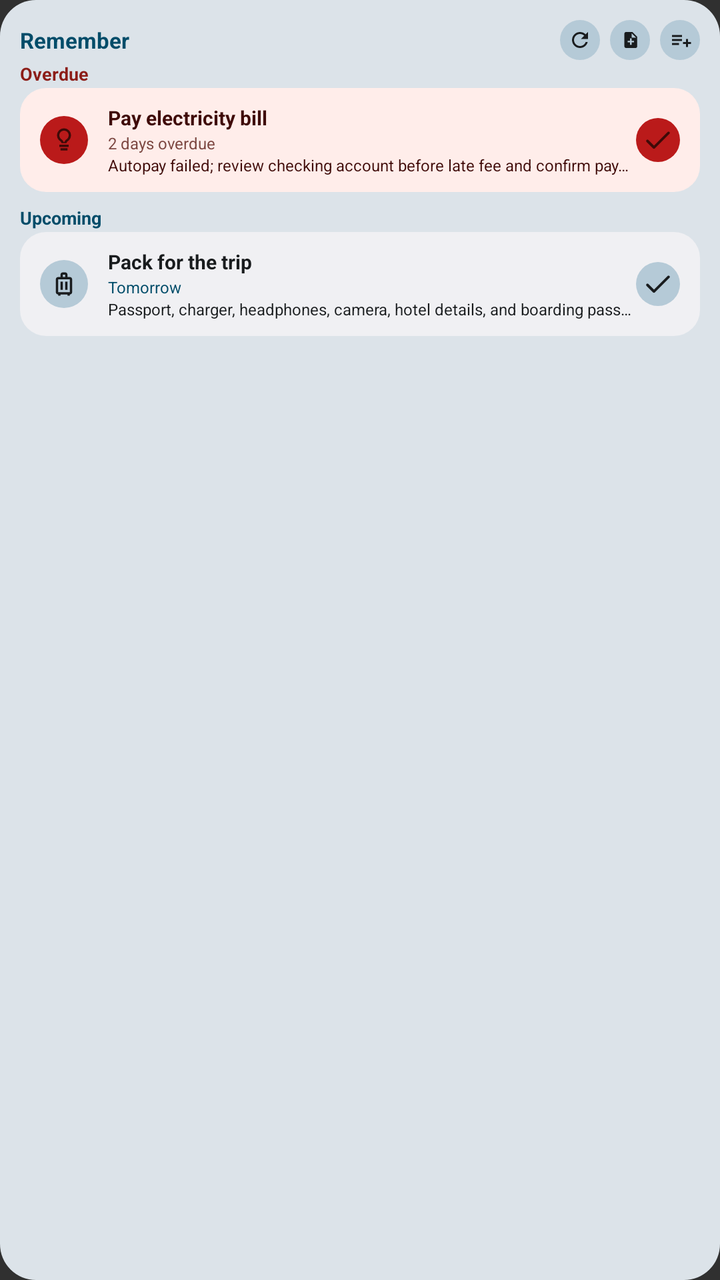
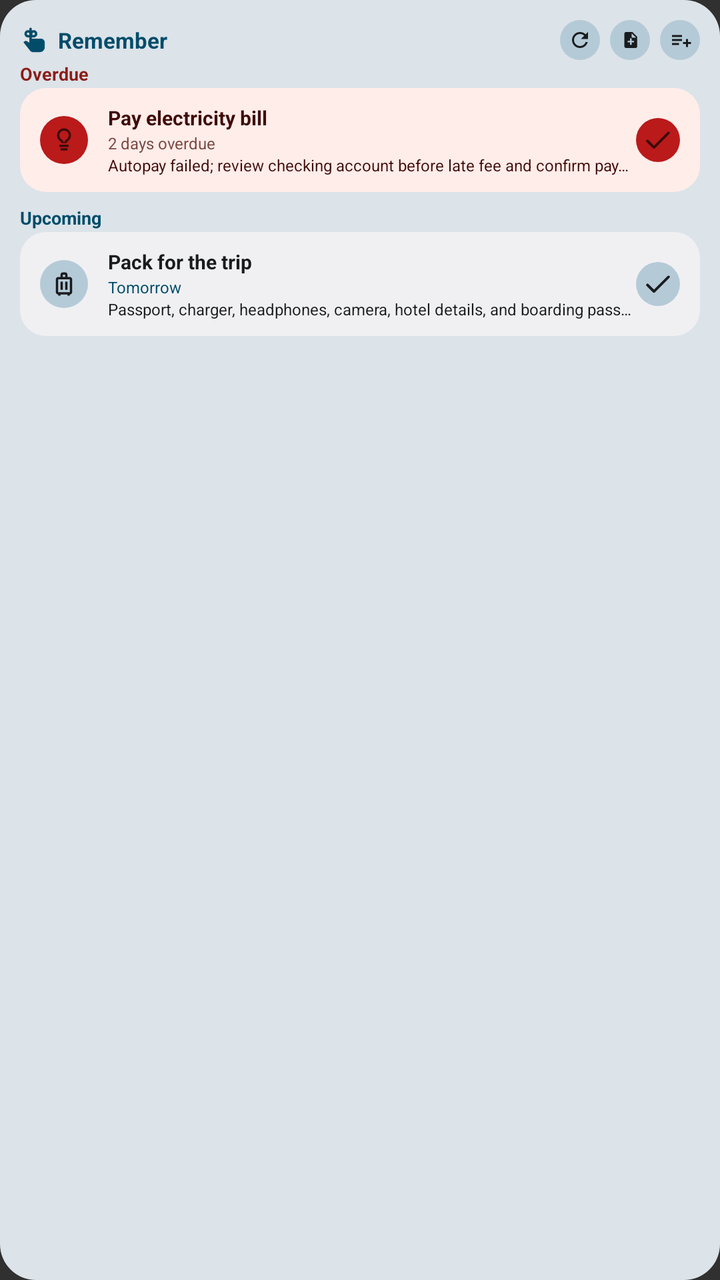

Before-and-after screenshots of an Android layout around one commit, followed by the original layout XML and the change that was made.
<!-- AndroidManifest.xml: application theme Theme.Remember -->
<!-- res/layout/widget_preview_agenda.xml -->
<?xml version="1.0" encoding="utf-8"?>
<LinearLayout xmlns:android="http://schemas.android.com/apk/res/android"
    xmlns:tools="http://schemas.android.com/tools"
    android:layout_width="360dp"
    android:layout_height="180dp"
    android:background="@drawable/widget_preview_background"
    android:orientation="vertical"
    android:padding="10dp"
    tools:ignore="HardcodedText,SmallSp,UseAppTint">

    <LinearLayout
        android:layout_width="match_parent"
        android:layout_height="20dp"
        android:gravity="center_vertical"
        android:orientation="horizontal">

        <TextView
            android:layout_width="0dp"
            android:layout_height="wrap_content"
            android:layout_weight="1"
            android:ellipsize="end"
            android:fontFamily="sans"
            android:singleLine="true"
            android:text="@string/widget_header_title"
            android:textColor="@color/widget_preview_primary"
            android:textSize="11sp"
            android:textStyle="bold" />

        <ImageView
            android:layout_width="20dp"
            android:layout_height="20dp"
            android:background="@drawable/widget_preview_small_action"
            android:contentDescription="@string/widget_refresh_cd"
            android:padding="4dp"
            android:src="@drawable/ic_widget_refresh"
            android:tint="@color/widget_preview_on_surface" />

        <ImageView
            android:layout_width="20dp"
            android:layout_height="20dp"
            android:layout_marginStart="5dp"
            android:background="@drawable/widget_preview_small_action"
            android:contentDescription="@string/widget_create_new_note"
            android:padding="4dp"
            android:src="@drawable/ic_widget_note_add"
            android:tint="@color/widget_preview_on_surface" />

        <ImageView
            android:layout_width="20dp"
            android:layout_height="20dp"
            android:layout_marginStart="5dp"
            android:background="@drawable/widget_preview_small_action"
            android:contentDescription="@string/widget_create_new_list"
            android:padding="4dp"
            android:src="@drawable/ic_widget_list_add"
            android:tint="@color/widget_preview_on_surface" />
    </LinearLayout>

    <TextView
        android:layout_width="match_parent"
        android:layout_height="14dp"
        android:gravity="center_vertical"
        android:text="Overdue"
        android:textColor="@color/widget_preview_error"
        android:textSize="9sp"
        android:textStyle="bold" />

    <LinearLayout
        android:layout_width="match_parent"
        android:layout_height="52dp"
        android:background="@drawable/widget_preview_card_overdue"
        android:gravity="center_vertical"
        android:orientation="horizontal"
        android:paddingHorizontal="10dp">

        <ImageView
            android:layout_width="24dp"
            android:layout_height="24dp"
            android:background="@drawable/widget_preview_icon_circle_error"
            android:contentDescription="@null"
            android:padding="5dp"
            android:src="@drawable/ic_widget_preview_lightbulb"
            android:tint="@color/widget_preview_on_error" />

        <LinearLayout
            android:layout_width="0dp"
            android:layout_height="wrap_content"
            android:layout_marginStart="10dp"
            android:layout_weight="1"
            android:orientation="vertical">

            <TextView
                android:layout_width="match_parent"
                android:layout_height="14dp"
                android:ellipsize="end"
                android:singleLine="true"
                android:text="Pay electricity bill"
                android:textColor="@color/widget_preview_on_error"
                android:textSize="10sp"
                android:textStyle="bold" />

            <TextView
                android:layout_width="match_parent"
                android:layout_height="11dp"
                android:ellipsize="end"
                android:singleLine="true"
                android:text="2 days overdue"
                android:textColor="@color/widget_preview_error_muted"
                android:textSize="8sp" />

            <TextView
                android:layout_width="match_parent"
                android:layout_height="11dp"
                android:ellipsize="end"
                android:singleLine="true"
                android:text="Autopay failed; review checking account before late fee and confirm payment"
                android:textColor="@color/widget_preview_on_error"
                android:textSize="8sp" />
        </LinearLayout>

        <ImageView
            android:layout_width="22dp"
            android:layout_height="22dp"
            android:background="@drawable/widget_preview_icon_circle_error"
            android:contentDescription="@string/widget_mark_done_cd"
            android:padding="3dp"
            android:src="@drawable/ic_widget_done"
            android:tint="@color/widget_preview_on_error" />
    </LinearLayout>

    <TextView
        android:layout_width="match_parent"
        android:layout_height="14dp"
        android:layout_marginTop="6dp"
        android:gravity="center_vertical"
        android:text="Upcoming"
        android:textColor="@color/widget_preview_primary"
        android:textSize="9sp"
        android:textStyle="bold" />

    <LinearLayout
        android:layout_width="match_parent"
        android:layout_height="52dp"
        android:background="@drawable/widget_preview_card"
        android:gravity="center_vertical"
        android:orientation="horizontal"
        android:paddingHorizontal="10dp">

        <ImageView
            android:layout_width="24dp"
            android:layout_height="24dp"
            android:background="@drawable/widget_preview_icon_circle"
            android:contentDescription="@null"
            android:padding="5dp"
            android:src="@drawable/ic_widget_preview_luggage"
            android:tint="@color/widget_preview_on_surface" />

        <LinearLayout
            android:layout_width="0dp"
            android:layout_height="wrap_content"
            android:layout_marginStart="10dp"
            android:layout_weight="1"
            android:orientation="vertical">

            <TextView
                android:layout_width="match_parent"
                android:layout_height="14dp"
                android:ellipsize="end"
                android:singleLine="true"
                android:text="Pack for the trip"
                android:textColor="@color/widget_preview_on_surface"
                android:textSize="10sp"
                android:textStyle="bold" />

            <TextView
                android:layout_width="match_parent"
                android:layout_height="11dp"
                android:ellipsize="end"
                android:singleLine="true"
                android:text="Tomorrow"
                android:textColor="@color/widget_preview_primary"
                android:textSize="8sp" />

            <TextView
                android:layout_width="match_parent"
                android:layout_height="11dp"
                android:ellipsize="end"
                android:singleLine="true"
                android:text="Passport, charger, headphones, camera, hotel details, and boarding passes"
                android:textColor="@color/widget_preview_on_surface"
                android:textSize="8sp" />
        </LinearLayout>

        <ImageView
            android:layout_width="22dp"
            android:layout_height="22dp"
            android:background="@drawable/widget_preview_small_action"
            android:contentDescription="@string/widget_mark_done_cd"
            android:padding="3dp"
            android:src="@drawable/ic_widget_done"
            android:tint="@color/widget_preview_on_surface" />
    </LinearLayout>
</LinearLayout>
<!-- resources referenced by this layout -->
<resources>
  <color name="widget_preview_error">#8C1D18</color>
  <color name="widget_preview_error_muted">#7C4741</color>
  <color name="widget_preview_on_error">#3F0A08</color>
  <color name="widget_preview_on_surface">@android:color/system_neutral1_900</color>
  <color name="widget_preview_primary">@android:color/system_accent1_700</color>
  <!-- drawable ic_widget_done (drawable) -->
  <vector xmlns:android="http://schemas.android.com/apk/res/android"
      android:width="24dp"
      android:height="24dp"
      android:viewportWidth="24"
      android:viewportHeight="24"
      android:tint="?android:attr/colorForeground">
      <path
          android:fillColor="@android:color/white"
          android:pathData="M9,16.2L4.8,12c-0.39,-0.39 -1.02,-0.39 -1.41,0 -0.39,0.39 -0.39,1.02 0,1.41l4.89,4.89c0.39,0.39 1.02,0.39 1.41,0L20.59,7.41c0.39,-0.39 0.39,-1.02 0,-1.41 -0.39,-0.39 -1.02,-0.39 -1.41,0L9,16.2z" />
  </vector>
  <!-- drawable ic_widget_list_add (drawable) -->
  <vector xmlns:android="http://schemas.android.com/apk/res/android"
      android:width="24dp"
      android:height="24dp"
      android:viewportWidth="24"
      android:viewportHeight="24"
      android:tint="?android:attr/colorForeground">
      <path
          android:fillColor="@android:color/white"
          android:pathData="M4,7h10v2H4V7zM4,11h10v2H4v-2zM4,15h7v2H4v-2zM18,11h2v3h3v2h-3v3h-2v-3h-3v-2h3v-3z" />
  </vector>
  <!-- drawable widget_preview_background (drawable) -->
  <shape xmlns:android="http://schemas.android.com/apk/res/android">
      <solid android:color="@color/widget_preview_surface" />
      <corners android:radius="18dp" />
  </shape>
  <!-- drawable widget_preview_card (drawable) -->
  <shape xmlns:android="http://schemas.android.com/apk/res/android">
      <solid android:color="@color/widget_preview_bg" />
      <corners android:radius="13dp" />
  </shape>
  <!-- drawable widget_preview_card_overdue (drawable) -->
  <shape xmlns:android="http://schemas.android.com/apk/res/android">
      <solid android:color="@color/widget_preview_surface_overdue" />
      <corners android:radius="13dp" />
  </shape>
  <!-- drawable widget_preview_icon_circle (drawable) -->
  <shape xmlns:android="http://schemas.android.com/apk/res/android"
      android:shape="oval">
      <solid android:color="@color/widget_preview_action" />
  </shape>
  <!-- drawable widget_preview_icon_circle_error (drawable) -->
  <shape xmlns:android="http://schemas.android.com/apk/res/android"
      android:shape="oval">
      <solid android:color="@color/widget_preview_error_action" />
  </shape>
  <!-- drawable widget_preview_small_action (drawable) -->
  <shape xmlns:android="http://schemas.android.com/apk/res/android">
      <solid android:color="@color/widget_preview_action" />
      <corners android:radius="14dp" />
  </shape>
  <string name="widget_create_new_list">Create new list</string>
  <string name="widget_create_new_note">Create new note</string>
  <string name="widget_header_title">Remember</string>
  <string name="widget_mark_done_cd">Mark done</string>
  <string name="widget_refresh_cd">Refresh widget</string>
  <style name="Theme.Remember" parent="android:Theme.Material.NoActionBar">
          <item name="android:forceDarkAllowed">false</item>
      </style>
  <color name="widget_preview_surface">@android:color/system_neutral2_100</color>
  <color name="widget_preview_bg">@android:color/system_neutral1_50</color>
  <color name="widget_preview_surface_overdue">#FFEDEA</color>
  <color name="widget_preview_action">@android:color/system_accent2_200</color>
  <color name="widget_preview_error_action">#BA1A1A</color>
  <!-- unchanged entries left out for length: 4 -->
</resources>

<!-- the commit's change to res/layout/widget_preview_agenda.xml (unified diff, before → after) -->
@@ -13,6 +13,14 @@
         android:layout_height="20dp"
         android:gravity="center_vertical"
         android:orientation="horizontal">
+
+        <ImageView
+            android:layout_width="14dp"
+            android:layout_height="14dp"
+            android:layout_marginEnd="5dp"
+            android:contentDescription="@null"
+            android:src="@drawable/ic_stat_remember"
+            android:tint="@color/widget_preview_primary" />
 
         <TextView
             android:layout_width="0dp"
<!-- resource entries referenced after the edit -->
@@ -5,6 +5,7 @@
   <color name="widget_preview_on_error">#3F0A08</color>
   <color name="widget_preview_on_surface">@android:color/system_neutral1_900</color>
   <color name="widget_preview_primary">@android:color/system_accent1_700</color>
+  <!-- drawable ic_stat_remember: png bitmap (drawable-hdpi, 1160 bytes) -->
   <!-- drawable ic_widget_done (drawable) -->
   <vector xmlns:android="http://schemas.android.com/apk/res/android"
       android:width="24dp"
